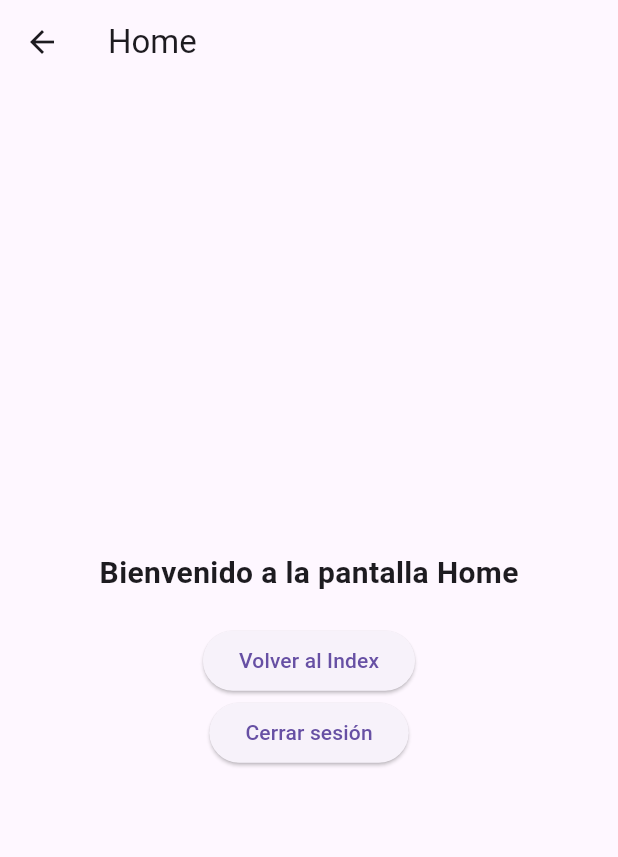
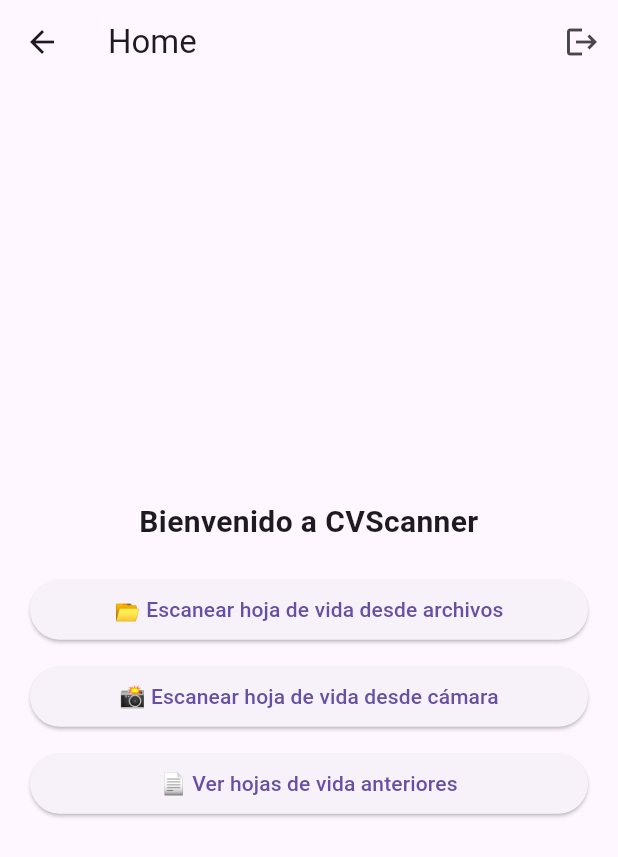
Before and after one commit to JeroCardona/CVScanner, a Flutter app: the HomeScreen screen opened by its route, on a phone screen of 412 x 824 dp. Shown: the top 857 px of the screen. Run offline on Flutter 3.47's test engine with Material 3 defaults, Android fonts, the phone set to English and light mode, and no system bars.

Commit message:
Raw v1.1

```diff
--- a/cvscannerapp/lib/screens/home_screen.dart
+++ b/cvscannerapp/lib/screens/home_screen.dart
@@ -4,27 +4,48 @@ class HomeScreen extends StatelessWidget {
   @override
   Widget build(BuildContext context) {
     return Scaffold(
-      appBar: AppBar(title: Text('Home')),
-      body: Center(
+      appBar: AppBar(
+        title: Text('Home'),
+        actions: [
+          IconButton(
+            icon: Icon(Icons.logout),
+            onPressed: () {
+              Navigator.pushReplacementNamed(context, '/login');
+            },
+          ),
+        ],
+      ),
+      body: Padding(
+        padding: EdgeInsets.all(20),
         child: Column(
           mainAxisAlignment: MainAxisAlignment.center,
+          crossAxisAlignment: CrossAxisAlignment.stretch,
           children: [
             Text(
-              'Bienvenido a la pantalla Home',
+              'Bienvenido a CVScanner',
+              textAlign: TextAlign.center,
               style: TextStyle(fontSize: 20, fontWeight: FontWeight.bold),
             ),
             SizedBox(height: 20),
             ElevatedButton(
               onPressed: () {
-                Navigator.pushNamed(context, '/');
+                Navigator.pushNamed(context, '/scanFile');
               },
-              child: Text('Volver al Index'),
+              child: Text('📂 Escanear hoja de vida desde archivos'),
             ),
+            SizedBox(height: 10),
             ElevatedButton(
               onPressed: () {
-                Navigator.pushNamed(context, '/login');
+                Navigator.pushNamed(context, '/scanCamera');
               },
-              child: Text('Cerrar sesión'),
+              child: Text('📸 Escanear hoja de vida desde cámara'),
+            ),
+            SizedBox(height: 10),
+            ElevatedButton(
+              onPressed: () {
+                Navigator.pushNamed(context, '/previousScans');
+              },
+              child: Text('📄 Ver hojas de vida anteriores'),
             ),
           ],
         ),
```
